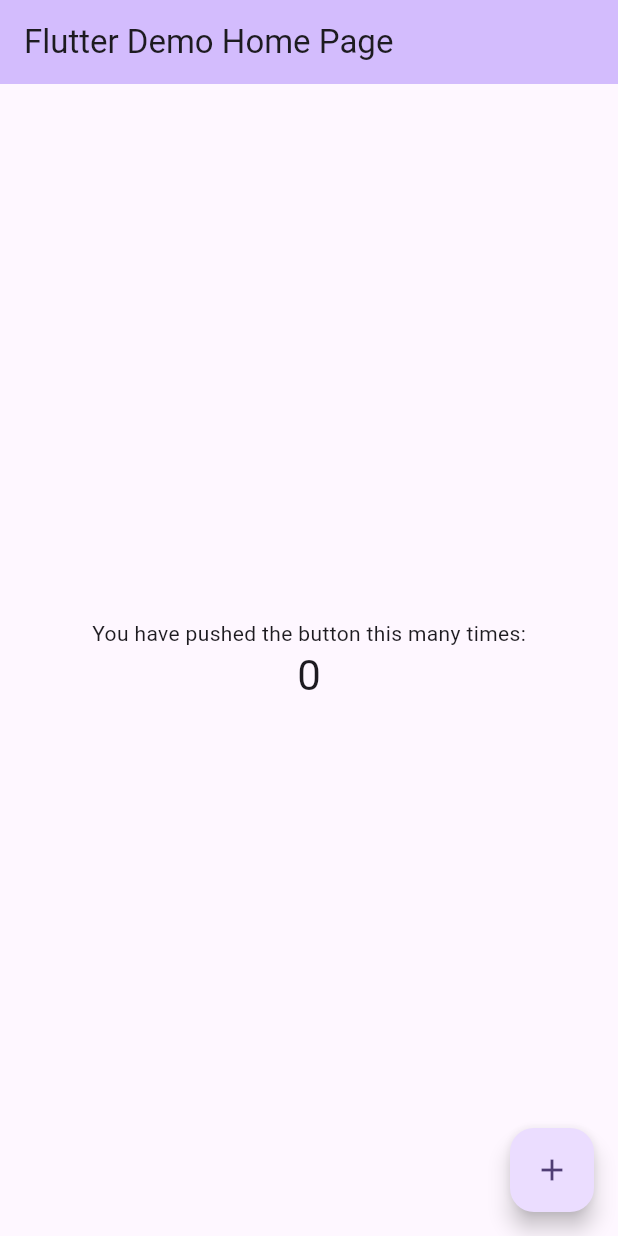
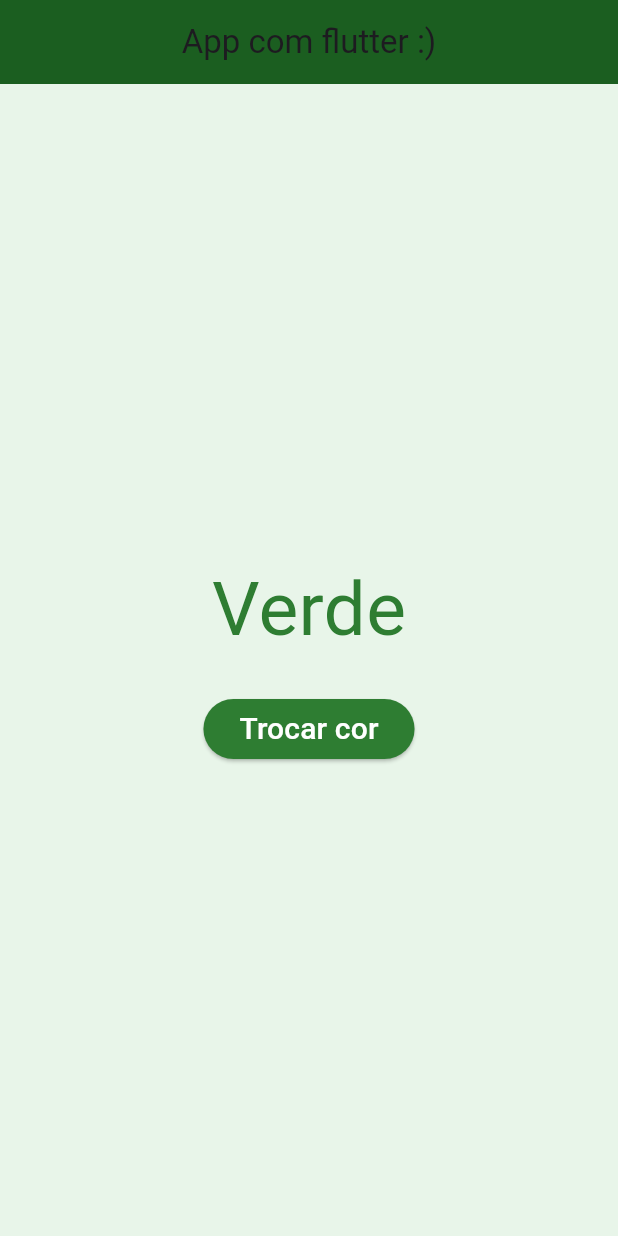
Before and after one commit to Dyas15/pim_flutter, a Flutter app: the screen it shows after launch, on a phone screen of 412 x 824 dp. Run offline on Flutter 3.47's test engine with Material 3 defaults, Android fonts, the phone set to English and light mode, and no system bars.

Commit message:
Exemplo 1 aula
Trocar cor

```diff
--- /dev/null
+++ b/lib/cores.dart
@@ -0,0 +1,14 @@
+import 'package:flutter/material.dart';
+import 'home.dart';
+
+class Cores extends StatelessWidget {
+  const Cores({super.key});
+
+  @override
+  Widget build(BuildContext context) {
+    return const MaterialApp(
+      title: 'Cores',
+      home: Home(),
+    );
+  }
+}
--- /dev/null
+++ b/lib/home.dart
@@ -0,0 +1,84 @@
+import 'package:flutter/material.dart';
+
+class Home extends StatefulWidget {
+  const Home({super.key});
+
+  @override
+  State<Home> createState() => _HomeState();
+}
+
+class _HomeState extends State<Home> {
+  List<Color> opcoesCorBarra = [
+    Colors.green[900]!,
+    Colors.red[900]!,
+    Colors.blue[900]!,
+    Colors.orange[900]!,
+    Colors.purple[900]!
+  ];
+
+  List<Color> opcoesCorTexto = [
+    Colors.green[800]!,
+    Colors.red[800]!,
+    Colors.blue[800]!,
+    Colors.orange[800]!,
+    Colors.purple[800]!
+  ];
+
+  List<Color> opcoesCorFundo = [
+    Colors.green[50]!,
+    Colors.red[50]!,
+    Colors.blue[50]!,
+    Colors.orange[50]!,
+    Colors.purple[50]!
+  ];
+
+  List<String> cores = [
+    'Verde',
+    'Vermelho',
+    'Azul',
+    'Laranja',
+    'Roxo'
+  ];
+
+  int opcaoAtual = 0;
+
+  @override
+  Widget build(BuildContext context) {
+    return Scaffold(
+      backgroundColor: opcoesCorFundo[opcaoAtual],
+      appBar: AppBar(
+        title: const Text('App com flutter :)'),
+        backgroundColor: opcoesCorBarra[opcaoAtual],
+        centerTitle: true,
+      ),
+      body: Center(
+        child: Column(
+          mainAxisAlignment: MainAxisAlignment.center,
+          crossAxisAlignment: CrossAxisAlignment.center,
+          children: [
+            Text(
+              cores[opcaoAtual],
+              style: TextStyle(fontSize: 50, color: opcoesCorTexto[opcaoAtual]),
+            ),
+            const SizedBox(height: 20),
+            ElevatedButton(
+              onPressed: () {
+                setState(() {
+                  opcaoAtual = opcaoAtual < opcoesCorBarra.length - 1 ? ++opcaoAtual : 0;
+                });
+              },
+              style: ElevatedButton.styleFrom(
+                backgroundColor: opcoesCorTexto[opcaoAtual],
+                foregroundColor: Colors.white
+              ),
+              child: const Text(
+                "Trocar cor",
+                style: TextStyle(fontSize: 20),
+              ),
+            ),
+          ],
+        ),
+      ),
+    );
+  }
+}
--- a/lib/main.dart
+++ b/lib/main.dart
@@ -1,125 +1,4 @@
 import 'package:flutter/material.dart';
+import 'cores.dart';
 
-void main() {
-  runApp(const MyApp());
-}
-
-class MyApp extends StatelessWidget {
-  const MyApp({super.key});
-
-  // This widget is the root of your application.
-  @override
-  Widget build(BuildContext context) {
-    return MaterialApp(
-      title: 'Flutter Demo',
-      theme: ThemeData(
-        // This is the theme of your application.
-        //
-        // TRY THIS: Try running your application with "flutter run". You'll see
-        // the application has a purple toolbar. Then, without quitting the app,
-        // try changing the seedColor in the colorScheme below to Colors.green
-        // and then invoke "hot reload" (save your changes or press the "hot
-        // reload" button in a Flutter-supported IDE, or press "r" if you used
-        // the command line to start the app).
-        //
-        // Notice that the counter didn't reset back to zero; the application
-        // state is not lost during the reload. To reset the state, use hot
-        // restart instead.
-        //
-        // This works for code too, not just values: Most code changes can be
-        // tested with just a hot reload.
-        colorScheme: ColorScheme.fromSeed(seedColor: Colors.deepPurple),
-        useMaterial3: true,
-      ),
-      home: const MyHomePage(title: 'Flutter Demo Home Page'),
-    );
-  }
-}
-
-class MyHomePage extends StatefulWidget {
-  const MyHomePage({super.key, required this.title});
-
-  // This widget is the home page of your application. It is stateful, meaning
-  // that it has a State object (defined below) that contains fields that affect
-  // how it looks.
-
-  // This class is the configuration for the state. It holds the values (in this
-  // case the title) provided by the parent (in this case the App widget) and
-  // used by the build method of the State. Fields in a Widget subclass are
-  // always marked "final".
-
-  final String title;
-
-  @override
-  State<MyHomePage> createState() => _MyHomePageState();
-}
-
-class _MyHomePageState extends State<MyHomePage> {
-  int _counter = 0;
-
-  void _incrementCounter() {
-    setState(() {
-      // This call to setState tells the Flutter framework that something has
-      // changed in this State, which causes it to rerun the build method below
-      // so that the display can reflect the updated values. If we changed
-      // _counter without calling setState(), then the build method would not be
-      // called again, and so nothing would appear to happen.
-      _counter++;
-    });
-  }
-
-  @override
-  Widget build(BuildContext context) {
-    // This method is rerun every time setState is called, for instance as done
-    // by the _incrementCounter method above.
-    //
-    // The Flutter framework has been optimized to make rerunning build methods
-    // fast, so that you can just rebuild anything that needs updating rather
-    // than having to individually change instances of widgets.
-    return Scaffold(
-      appBar: AppBar(
-        // TRY THIS: Try changing the color here to a specific color (to
-        // Colors.amber, perhaps?) and trigger a hot reload to see the AppBar
-        // change color while the other colors stay the same.
-        backgroundColor: Theme.of(context).colorScheme.inversePrimary,
-        // Here we take the value from the MyHomePage object that was created by
-        // the App.build method, and use it to set our appbar title.
-        title: Text(widget.title),
-      ),
-      body: Center(
-        // Center is a layout widget. It takes a single child and positions it
-        // in the middle of the parent.
-        child: Column(
-          // Column is also a layout widget. It takes a list of children and
-          // arranges them vertically. By default, it sizes itself to fit its
-          // children horizontally, and tries to be as tall as its parent.
-          //
-          // Column has various properties to control how it sizes itself and
-          // how it positions its children. Here we use mainAxisAlignment to
-          // center the children vertically; the main axis here is the vertical
-          // axis because Columns are vertical (the cross axis would be
-          // horizontal).
-          //
-          // TRY THIS: Invoke "debug painting" (choose the "Toggle Debug Paint"
-          // action in the IDE, or press "p" in the console), to see the
-          // wireframe for each widget.
-          mainAxisAlignment: MainAxisAlignment.center,
-          children: <Widget>[
-            const Text(
-              'You have pushed the button this many times:',
-            ),
-            Text(
-              '$_counter',
-              style: Theme.of(context).textTheme.headlineMedium,
-            ),
-          ],
-        ),
-      ),
-      floatingActionButton: FloatingActionButton(
-        onPressed: _incrementCounter,
-        tooltip: 'Increment',
-        child: const Icon(Icons.add),
-      ), // This trailing comma makes auto-formatting nicer for build methods.
-    );
-  }
-}
+void main() => runApp(const Cores());
```
Also changed, not shown: 1 other file.
